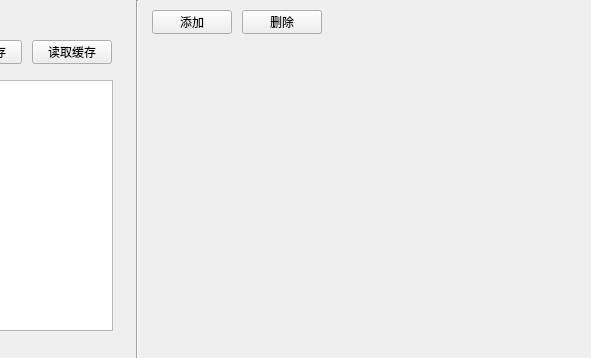
Lil-El/QT, file mywindow.ui: the form before one commit; both pictures show x 548 to 1139 and y 0 to 358 of the 1139 by 358 pixel window.
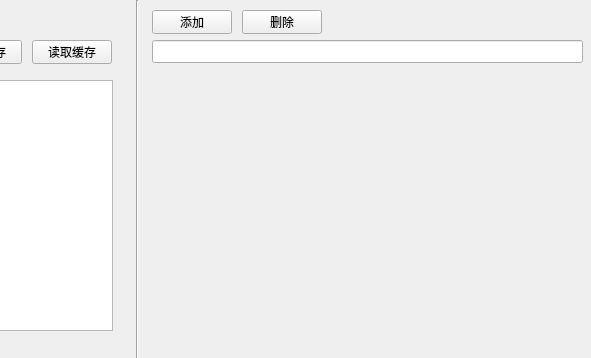
The form after the commit.

Commit message: Qt directory sort filter model.

Patch:
```diff
--- a/mywindow.ui
+++ b/mywindow.ui
@@ -172,13 +172,23 @@
    <property name="geometry">
     <rect>
      <x>700</x>
-     <y>40</y>
+     <y>70</y>
      <width>431</width>
-     <height>301</height>
+     <height>271</height>
     </rect>
    </property>
    <layout class="QVBoxLayout" name="dirLayout"/>
   </widget>
+  <widget class="QLineEdit" name="searchInput">
+   <property name="geometry">
+    <rect>
+     <x>700</x>
+     <y>40</y>
+     <width>431</width>
+     <height>23</height>
+    </rect>
+   </property>
+  </widget>
  </widget>
  <resources/>
  <connections/>
```
The commit also changes 2 other files.
